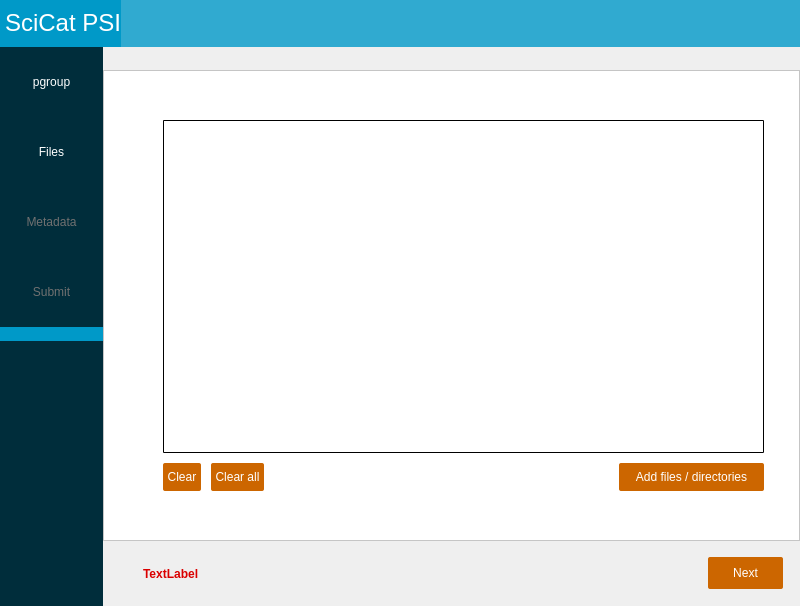
Old version of the form PSIArchiver/dialog.ui in the repository paulscherrerinstitute/scicat-qt.
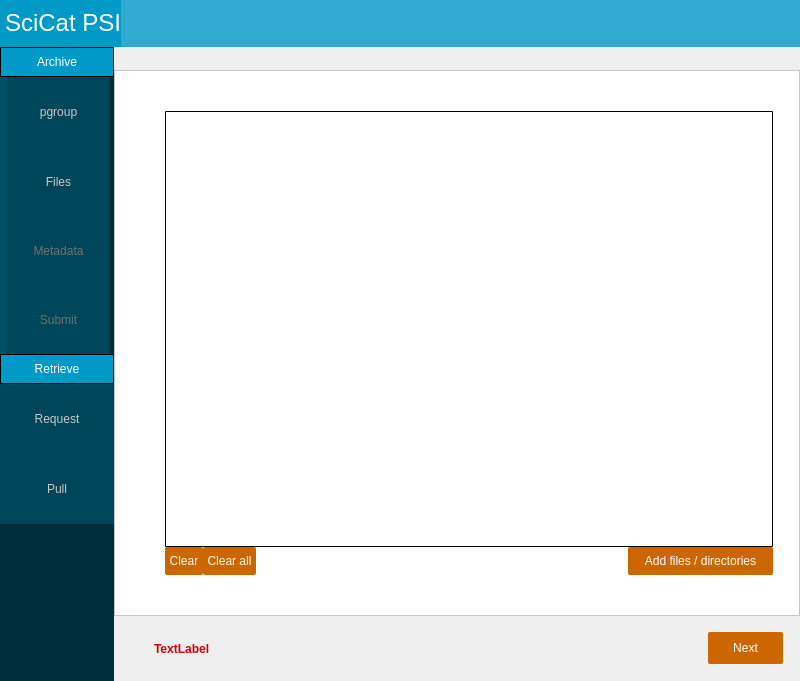
New version of the form. The open tabs and pages were chosen to show the change.

Commit message: redesign for retrieve option

Patch:
```diff
--- a/PSIArchiver/dialog.ui
+++ b/PSIArchiver/dialog.ui
@@ -7,7 +7,7 @@
     <x>0</x>
     <y>0</y>
     <width>800</width>
-    <height>606</height>
+    <height>681</height>
    </rect>
   </property>
   <property name="sizePolicy">
@@ -153,6 +153,123 @@
          <number>0</number>
         </property>
         <item>
+         <widget class="QPushButton" name="pushButtonGoToArchive">
+          <property name="minimumSize">
+           <size>
+            <width>0</width>
+            <height>30</height>
+           </size>
+          </property>
+          <property name="styleSheet">
+           <string notr="true">QPushButton{background-color: rgb(0, 153, 200); color: rgb(255, 255, 255); border-width:1px; border-color:rgb(0,0,0); border-radius:0.1px; border-style:solid}
+QPushButton:hover{background-color: rgb(244, 122, 0); color: rgb(255, 255, 255)}
+</string>
+          </property>
+          <property name="text">
+           <string>Archive</string>
+          </property>
+         </widget>
+        </item>
+        <item>
+         <widget class="QFrame" name="frame_3">
+          <property name="sizePolicy">
+           <sizepolicy hsizetype="Fixed" vsizetype="Preferred">
+            <horstretch>0</horstretch>
+            <verstretch>0</verstretch>
+           </sizepolicy>
+          </property>
+          <property name="minimumSize">
+           <size>
+            <width>0</width>
+            <height>105</height>
+           </size>
+          </property>
+          <property name="styleSheet">
+           <string notr="true">QFrame{background-color:rgb(0, 45, 59); border-radius:0px}
+</string>
+          </property>
+          <property name="frameShape">
+           <enum>QFrame::StyledPanel</enum>
+          </property>
+          <property name="frameShadow">
+           <enum>QFrame::Raised</enum>
+          </property>
+          <layout class="QHBoxLayout" name="horizontalLayout_9">
+           <property name="spacing">
+            <number>0</number>
+           </property>
+           <property name="leftMargin">
+            <number>0</number>
+           </property>
+           <property name="topMargin">
+            <number>0</number>
+           </property>
+           <property name="rightMargin">
+            <number>0</number>
+           </property>
+           <property name="bottomMargin">
+            <number>0</number>
+           </property>
+           <item>
+            <layout class="QHBoxLayout" name="horizontalLayout_6">
+             <property name="spacing">
+              <number>0</number>
+             </property>
+             <item>
+              <widget class="QLabel" name="verticalBar">
+               <property name="sizePolicy">
+                <sizepolicy hsizetype="Fixed" vsizetype="Preferred">
+                 <horstretch>0</horstretch>
+                 <verstretch>0</verstretch>
+                </sizepolicy>
+               </property>
+               <property name="minimumSize">
+                <size>
+                 <width>0</width>
+                 <height>0</height>
+                </size>
+               </property>
+               <property name="styleSheet">
+                <string notr="true">QLabel{background-color:rgb(0, 79, 103); border-radius:0px}
+</string>
+               </property>
+               <property name="lineWidth">
+                <number>1</number>
+               </property>
+               <property name="text">
+                <string/>
+               </property>
+              </widget>
+             </item>
+             <item>
+              <widget class="QFrame" name="frame_4">
+               <property name="styleSheet">
+                <string notr="true">QFrame{background-color:rgb(0, 45, 59); border-radius:0px}
+</string>
+               </property>
+               <property name="frameShape">
+                <enum>QFrame::StyledPanel</enum>
+               </property>
+               <property name="frameShadow">
+                <enum>QFrame::Raised</enum>
+               </property>
+               <layout class="QVBoxLayout" name="verticalLayout_13">
+                <property name="spacing">
+                 <number>0</number>
+                </property>
+                <property name="leftMargin">
+                 <number>0</number>
+                </property>
+                <property name="topMargin">
+                 <number>0</number>
+                </property>
+                <property name="rightMargin">
+                 <number>0</number>
+                </property>
+                <property name="bottomMargin">
+                 <number>0</number>
+                </property>
+                <item>
          <widget class="QPushButton" name="pushButtonNavigationPgroup">
           <property name="sizePolicy">
            <sizepolicy hsizetype="Fixed" vsizetype="Fixed">
@@ -167,9 +284,9 @@
            </size>
           </property>
           <property name="styleSheet">
-           <string notr="true">QPushButton{background-color:rgb(0, 45, 59); border-radius:0px; border:0px}
-QPushButton:hover{background-color:rgb(0, 70, 91); border-radius:0px; border:0px}
-QPushButton:!enabled{background-color:rgb(0, 45, 59); border-radius:0px; color:rgb(112, 112, 112)}
+                   <string notr="true">QPushButton{background-color:rgb(0, 70, 91); border-radius:0px; border:0px; color:rgb(200, 200, 200)}
+QPushButton:hover{background-color:rgb(0, 79,103); border-radius:0px; border:0px; color:rgb(255, 255, 255)}
+QPushButton:!enabled{background-color:rgb(0, 70, 91); border-radius:0px; color:rgb(112, 112, 112)}
 </string>
           </property>
           <property name="text">
@@ -185,16 +302,23 @@
           <property name="enabled">
            <bool>true</bool>
           </property>
+                  <property name="sizePolicy">
+                   <sizepolicy hsizetype="Fixed" vsizetype="Fixed">
+                    <horstretch>0</horstretch>
+                    <verstretch>0</verstretch>
+                   </sizepolicy>
+                  </property>
           <property name="minimumSize">
            <size>
-            <width>100</width>
+                    <width>103</width>
             <height>70</height>
            </size>
           </property>
           <property name="styleSheet">
-           <string notr="true">QPushButton{background-color:rgb(0, 45, 59); border-radius:0px}
-QPushButton:hover{background-color:rgb(0, 70, 91); border-radius:0px}
-QPushButton:!enabled{background-color:rgb(0, 45, 59); border-radius:0px; color:rgb(112, 112, 112)}</string>
+                   <string notr="true">QPushButton{background-color:rgb(0, 70, 91); border-radius:0px; border:0px; color:rgb(200, 200, 200)}
+QPushButton:hover{background-color:rgb(0, 79, 103); border-radius:0px; border:0px; color:rgb(255, 255, 255)}
+QPushButton:!enabled{background-color:rgb(0, 70, 91); border-radius:0px; color:rgb(112, 112, 112)}
+</string>
           </property>
           <property name="text">
            <string>Files</string>
@@ -206,16 +330,23 @@
           <property name="enabled">
            <bool>false</bool>
           </property>
+                  <property name="sizePolicy">
+                   <sizepolicy hsizetype="Fixed" vsizetype="Fixed">
+                    <horstretch>0</horstretch>
+                    <verstretch>0</verstretch>
+                   </sizepolicy>
+                  </property>
           <property name="minimumSize">
            <size>
-            <width>0</width>
+                    <width>103</width>
             <height>70</height>
            </size>
           </property>
           <property name="styleSheet">
-           <string notr="true">QPushButton{background-color:rgb(0, 45, 59); border-radius:0px}
-QPushButton:hover{background-color:rgb(0, 70, 91); border-radius:0px}
-QPushButton:!enabled{background-color:rgb(0, 45, 59); border-radius:0px; color:rgb(112, 112, 112)}</string>
+                   <string notr="true">QPushButton{background-color:rgb(0, 70, 91); border-radius:0px; border:0px; color:rgb(200, 200, 200)}
+QPushButton:hover{background-color:rgb(0, 79,103); border-radius:0px; border:0px; color:rgb(255, 255, 255)}
+QPushButton:!enabled{background-color:rgb(0, 70, 91); border-radius:0px; color:rgb(112, 112, 112)}
+</string>
           </property>
           <property name="text">
            <string>Metadata</string>
@@ -227,36 +358,201 @@
           <property name="enabled">
            <bool>false</bool>
           </property>
+                  <property name="sizePolicy">
+                   <sizepolicy hsizetype="Fixed" vsizetype="Fixed">
+                    <horstretch>0</horstretch>
+                    <verstretch>0</verstretch>
+                   </sizepolicy>
+                  </property>
           <property name="minimumSize">
            <size>
-            <width>0</width>
+                    <width>103</width>
             <height>70</height>
            </size>
           </property>
           <property name="styleSheet">
-           <string notr="true">QPushButton{background-color:rgb(0, 45, 59); border-radius:0px}
-QPushButton:hover{background-color:rgb(0, 70, 91); border-radius:0px}
-QPushButton:!enabled{background-color:rgb(0, 45, 59); border-radius:0px; color:rgb(112, 112, 112)}</string>
+                   <string notr="true">QPushButton{background-color:rgb(0, 70, 91); border-radius:0px; border:0px; color:rgb(200, 200, 200)}
+QPushButton:hover{background-color:rgb(0, 79,103); border-radius:0px; border:0px; color:rgb(255, 255, 255)}
+QPushButton:!enabled{background-color:rgb(0, 70, 91); border-radius:0px; color:rgb(112, 112, 112)}
+</string>
           </property>
           <property name="text">
            <string>Submit</string>
           </property>
          </widget>
         </item>
+               </layout>
+              </widget>
+             </item>
+            </layout>
+           </item>
+          </layout>
+         </widget>
+        </item>
         <item>
-         <widget class="QLabel" name="labelSlider">
+         <widget class="QFrame" name="frameRetrieve">
+          <property name="minimumSize">
+           <size>
+            <width>0</width>
+            <height>290</height>
+           </size>
+          </property>
+          <property name="styleSheet">
+           <string notr="true">QFrame{background-color:rgb(0, 45, 59); border-radius:0px}
+</string>
+          </property>
+          <property name="frameShape">
+           <enum>QFrame::StyledPanel</enum>
+          </property>
+          <property name="frameShadow">
+           <enum>QFrame::Raised</enum>
+          </property>
+          <layout class="QVBoxLayout" name="verticalLayout_12">
+           <property name="spacing">
+            <number>0</number>
+           </property>
+           <property name="leftMargin">
+            <number>0</number>
+           </property>
+           <property name="topMargin">
+            <number>0</number>
+           </property>
+           <property name="rightMargin">
+            <number>0</number>
+           </property>
+           <property name="bottomMargin">
+            <number>0</number>
+           </property>
+           <item>
+            <widget class="QPushButton" name="pushButtonGoToRetrieve">
           <property name="sizePolicy">
-           <sizepolicy hsizetype="Preferred" vsizetype="Preferred">
+              <sizepolicy hsizetype="Fixed" vsizetype="Fixed">
             <horstretch>0</horstretch>
             <verstretch>0</verstretch>
            </sizepolicy>
           </property>
+             <property name="minimumSize">
+              <size>
+               <width>114</width>
+               <height>30</height>
+              </size>
+             </property>
           <property name="styleSheet">
-           <string notr="true">QLabel{background-color: rgb(0, 153, 200)}</string>
+              <string notr="true">QPushButton{background-color: rgb(0, 153, 200); color: rgb(255, 255, 255); border-width: 1px; border-color:rgb(0,0,0); border-radius:0.1px; border-style:solid}
+QPushButton:hover{background-color: rgb(244, 122, 0); color: rgb(255, 255, 255)}
+
+</string>
+             </property>
+             <property name="text">
+              <string>Retrieve</string>
+             </property>
+            </widget>
+           </item>
+           <item>
+            <widget class="QFrame" name="frameRetrieveButtons">
+             <property name="frameShape">
+              <enum>QFrame::StyledPanel</enum>
+             </property>
+             <property name="frameShadow">
+              <enum>QFrame::Raised</enum>
+             </property>
+             <layout class="QVBoxLayout" name="verticalLayout_14" stretch="0,0">
+              <property name="spacing">
+               <number>0</number>
+              </property>
+              <property name="leftMargin">
+               <number>0</number>
+              </property>
+              <property name="topMargin">
+               <number>0</number>
+              </property>
+              <property name="rightMargin">
+               <number>0</number>
+              </property>
+              <property name="bottomMargin">
+               <number>0</number>
+              </property>
+              <item>
+               <widget class="QPushButton" name="pushButtonRequest">
+                <property name="sizePolicy">
+                 <sizepolicy hsizetype="Preferred" vsizetype="Fixed">
+                  <horstretch>0</horstretch>
+                  <verstretch>0</verstretch>
+                 </sizepolicy>
+                </property>
+                <property name="minimumSize">
+                 <size>
+                  <width>103</width>
+                  <height>70</height>
+                 </size>
+                </property>
+                <property name="styleSheet">
+                 <string notr="true">QPushButton{background-color:rgb(0, 70, 91); border-radius:0px; border:0px; color:rgb(200, 200, 200)}
+QPushButton:hover{background-color:rgb(0, 79,103); border-radius:0px; border:0px; color:rgb(255, 255, 255)}
+QPushButton:!enabled{background-color:rgb(0, 70, 91); border-radius:0px; color:rgb(112, 112, 112)}
+</string>
+                </property>
+                <property name="text">
+                 <string>Request</string>
+                </property>
+               </widget>
+              </item>
+              <item>
+               <widget class="QPushButton" name="pushButtonPull">
+                <property name="sizePolicy">
+                 <sizepolicy hsizetype="Preferred" vsizetype="Fixed">
+                  <horstretch>0</horstretch>
+                  <verstretch>0</verstretch>
+                 </sizepolicy>
+                </property>
+                <property name="minimumSize">
+                 <size>
+                  <width>103</width>
+                  <height>70</height>
+                 </size>
+                </property>
+                <property name="styleSheet">
+                 <string notr="true">QPushButton{background-color:rgb(0, 70, 91); border-radius:0px; border:0px; color:rgb(200, 200, 200)}
+QPushButton:hover{background-color:rgb(0, 79,103); border-radius:0px; border:0px; color:rgb(255, 255, 255)}
+QPushButton:!enabled{background-color:rgb(0, 70, 91); border-radius:0px; color:rgb(112, 112, 112)}
+</string>
+                </property>
+                <property name="text">
+                 <string>Pull</string>
+                </property>
+               </widget>
+              </item>
+             </layout>
+            </widget>
+           </item>
+           <item>
+            <widget class="QLabel" name="retrievalCover">
+             <property name="styleSheet">
+              <string notr="true">QLabel{background-color:rgb(0, 45, 59); border-radius:0px}
+</string>
           </property>
           <property name="text">
            <string/>
           </property>
+            </widget>
+           </item>
+           <item>
+            <spacer name="verticalSpacer_9">
+             <property name="orientation">
+              <enum>Qt::Vertical</enum>
+             </property>
+             <property name="sizeType">
+              <enum>QSizePolicy::Minimum</enum>
+             </property>
+             <property name="sizeHint" stdset="0">
+              <size>
+               <width>20</width>
+               <height>89</height>
+              </size>
+             </property>
+            </spacer>
+           </item>
+          </layout>
          </widget>
         </item>
         <item>
@@ -282,6 +578,9 @@
        </property>
        <item>
         <layout class="QVBoxLayout" name="verticalLayout_5">
+         <property name="spacing">
+          <number>0</number>
+         </property>
          <item>
           <spacer name="verticalSpacer_3">
            <property name="orientation">
@@ -541,8 +840,26 @@
            </widget>
            <widget class="QWidget" name="filelisting">
             <layout class="QVBoxLayout" name="verticalLayout_11">
+             <property name="spacing">
+              <number>0</number>
+             </property>
+             <property name="leftMargin">
+              <number>0</number>
+             </property>
+             <property name="topMargin">
+              <number>0</number>
+             </property>
+             <property name="rightMargin">
+              <number>0</number>
+             </property>
+             <property name="bottomMargin">
+              <number>0</number>
+             </property>
              <item>
               <layout class="QVBoxLayout" name="verticalLayout_10">
+               <property name="spacing">
+                <number>0</number>
+               </property>
                <item>
                 <spacer name="verticalSpacer_6">
                  <property name="orientation">
@@ -561,6 +878,9 @@
                </item>
                <item>
                 <layout class="QHBoxLayout" name="horizontalLayout_8">
+                 <property name="spacing">
+                  <number>0</number>
+                 </property>
                  <item>
                   <spacer name="horizontalSpacer_10">
                    <property name="orientation">
@@ -580,7 +900,7 @@
                  <item>
                   <layout class="QVBoxLayout" name="verticalLayout_9">
                    <property name="spacing">
-                    <number>10</number>
+                    <number>0</number>
                    </property>
                    <item>
                     <widget class="QListWidget" name="filelistingListWidget">
```
Left out of the diff: 41 changed lines with no effect on the pictures. Lines whose indentation alone changed are shown as unchanged. The commit also changes 7 other files.
